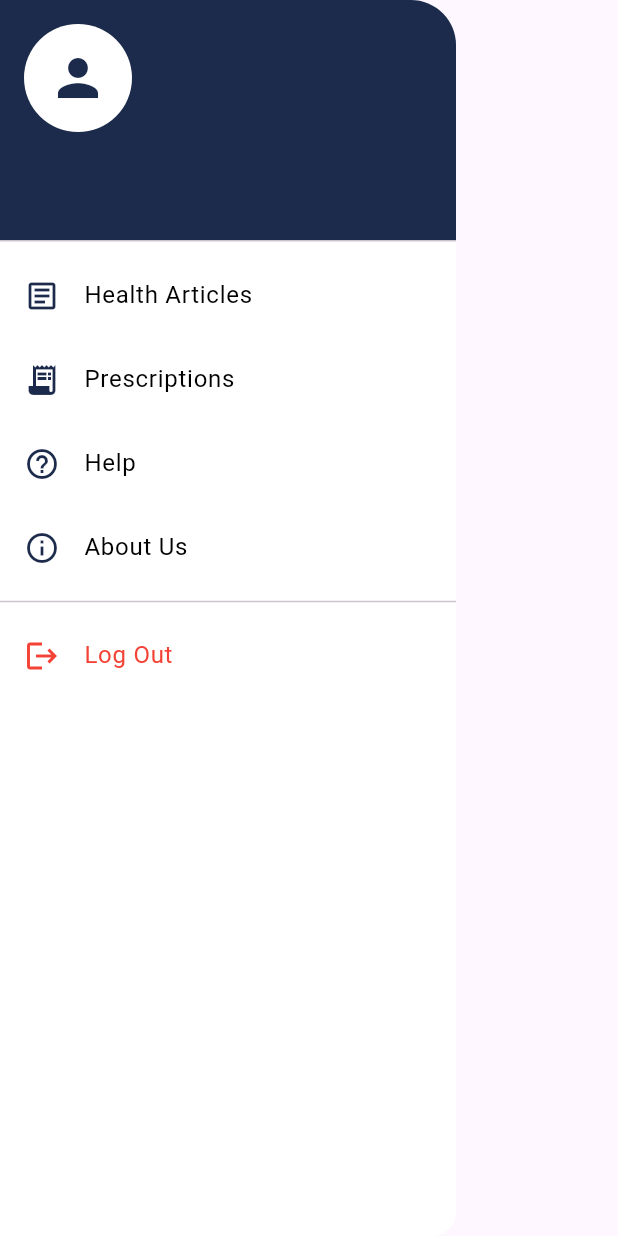
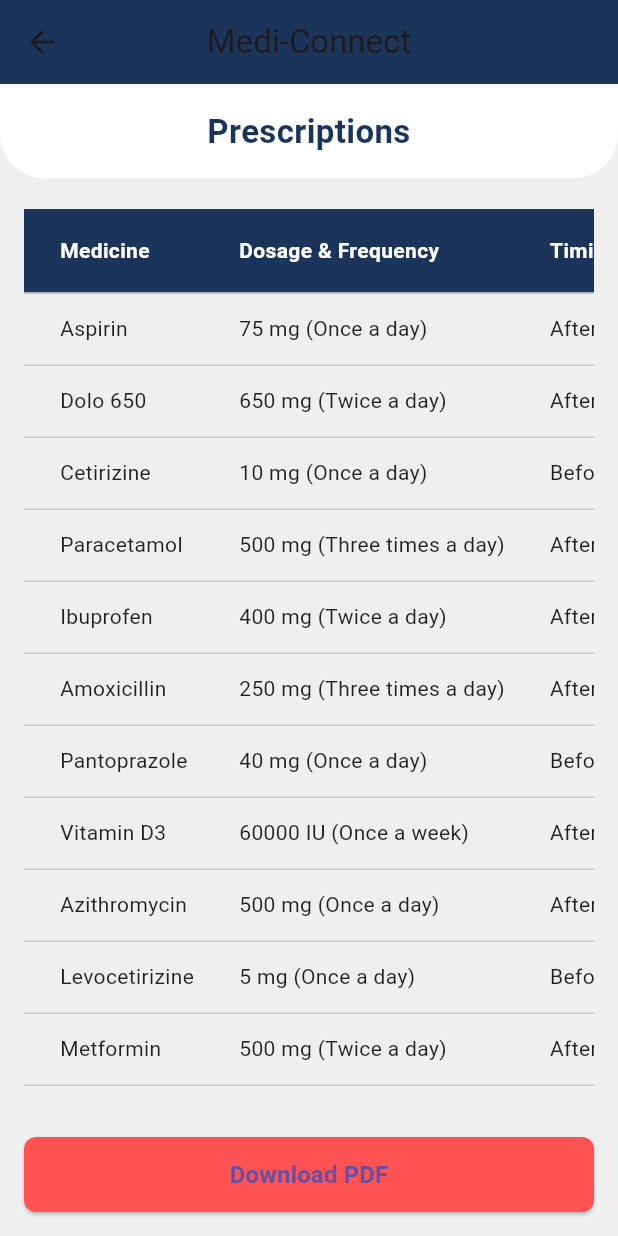
Before and after one commit to xdanujj/mediconnect, a Flutter app: the SideMenu widget shown alone on an empty page, opened directly, after a tap on "Prescriptions", on a phone screen of 412 x 824 dp. Run offline on Flutter 3.47's test engine with Material 3 defaults, Android fonts, the phone set to English and light mode, and no system bars; our stand-ins replace file_picker, image_picker, printing, supabase_flutter; accounts and stored records are empty; network calls fail.

Commit message:
added prescription page

```diff
--- /dev/null
+++ b/mediconnect/lib/Prescriptions.dart
@@ -0,0 +1,163 @@
+import 'package:flutter/material.dart';
+import 'package:pdf/widgets.dart' as pw;
+import 'package:printing/printing.dart';
+
+class PrescriptionPage extends StatelessWidget {
+  const PrescriptionPage({Key? key}) : super(key: key);
+
+  final List<Map<String, String>> prescriptions = const [
+    {"Medicine": "Aspirin", "Dosage": "75 mg (Once a day)", "Timing": "After Lunch (AL)"},
+    {"Medicine": "Dolo 650", "Dosage": "650 mg (Twice a day)", "Timing": "After Breakfast & Dinner (AB, AD)"},
+    {"Medicine": "Cetirizine", "Dosage": "10 mg (Once a day)", "Timing": "Before Sleep (BS)"},
+    {"Medicine": "Paracetamol", "Dosage": "500 mg (Three times a day)", "Timing": "After Meals"},
+    {"Medicine": "Ibuprofen", "Dosage": "400 mg (Twice a day)", "Timing": "After Breakfast & Dinner"},
+    {"Medicine": "Amoxicillin", "Dosage": "250 mg (Three times a day)", "Timing": "After Meals"},
+    {"Medicine": "Pantoprazole", "Dosage": "40 mg (Once a day)", "Timing": "Before Breakfast"},
+    {"Medicine": "Vitamin D3", "Dosage": "60000 IU (Once a week)", "Timing": "After Lunch"},
+    {"Medicine": "Azithromycin", "Dosage": "500 mg (Once a day)", "Timing": "After Lunch"},
+    {"Medicine": "Levocetirizine", "Dosage": "5 mg (Once a day)", "Timing": "Before Sleep"},
+    {"Medicine": "Metformin", "Dosage": "500 mg (Twice a day)", "Timing": "After Breakfast & Dinner"},
+    {"Medicine": "Atorvastatin", "Dosage": "10 mg (Once a day)", "Timing": "Before Sleep"},
+    {"Medicine": "Losartan", "Dosage": "50 mg (Once a day)", "Timing": "After Breakfast"},
+    {"Medicine": "Omeprazole", "Dosage": "20 mg (Once a day)", "Timing": "Before Breakfast"},
+    {"Medicine": "Ciprofloxacin", "Dosage": "500 mg (Twice a day)", "Timing": "After Meals"},
+  ];
+
+  @override
+  Widget build(BuildContext context) {
+    return Scaffold(
+      backgroundColor: const Color(0xFFEFEFEF),
+      appBar: AppBar(
+        backgroundColor: const Color(0xFF1B355A),
+        title: const Text('Medi-Connect'),
+        centerTitle: true,
+        elevation: 0,
+      ),
+      body: Column(
+        children: [
+          Container(
+            padding: const EdgeInsets.symmetric(vertical: 16),
+            width: double.infinity,
+            decoration: const BoxDecoration(
+              color: Colors.white,
+              borderRadius: BorderRadius.only(
+                bottomLeft: Radius.circular(30),
+                bottomRight: Radius.circular(30),
+              ),
+            ),
+            child: const Text(
+              'Prescriptions',
+              textAlign: TextAlign.center,
+              style: TextStyle(
+                fontSize: 22,
+                fontWeight: FontWeight.bold,
+                color: Color(0xFF1B355A),
+              ),
+            ),
+          ),
+          const SizedBox(height: 20),
+          Expanded(
+            child: Padding(
+              padding: const EdgeInsets.symmetric(horizontal: 16),
+              child: SingleChildScrollView(
+                scrollDirection: Axis.vertical,
+                child: SingleChildScrollView(
+                  scrollDirection: Axis.horizontal,
+                  child: DataTable(
+                    columnSpacing: 30,
+                    headingRowColor: MaterialStateColor.resolveWith(
+                          (states) => const Color(0xFF1B355A),
+                    ),
+                    headingTextStyle: const TextStyle(
+                      color: Colors.white,
+                      fontWeight: FontWeight.bold,
+                    ),
+                    dataTextStyle: const TextStyle(
+                      color: Colors.black87,
+                      fontSize: 14,
+                    ),
+                    columns: const [
+                      DataColumn(label: Text('Medicine')),
+                      DataColumn(label: Text('Dosage & Frequency')),
+                      DataColumn(label: Text('Timing')),
+                    ],
+                    rows: prescriptions.map((prescription) {
+                      return DataRow(cells: [
+                        DataCell(Text(prescription["Medicine"]!)),
+                        DataCell(Text(prescription["Dosage"]!)),
+                        DataCell(Text(prescription["Timing"]!)),
+                      ]);
+                    }).toList(),
+                  ),
+                ),
+              ),
+            ),
+          ),
+          const SizedBox(height: 10),
+          Padding(
+            padding: const EdgeInsets.all(16.0),
+            child: SizedBox(
+              width: double.infinity,
+              height: 50,
+              child: ElevatedButton(
+                style: ElevatedButton.styleFrom(
+                  backgroundColor: Colors.redAccent,
+                  shape: RoundedRectangleBorder(
+                    borderRadius: BorderRadius.circular(8),
+                  ),
+                ),
+                onPressed: () async {
+                  await generateAndDownloadPdf();
+                },
+                child: const Text(
+                  'Download PDF',
+                  style: TextStyle(
+                    fontSize: 16,
+                    fontWeight: FontWeight.bold,
+                  ),
+                ),
+              ),
+            ),
+          ),
+        ],
+      ),
+    );
+  }
+
+  Future<void> generateAndDownloadPdf() async {
+    final pdf = pw.Document();
+
+    pdf.addPage(
+      pw.Page(
+        build: (pw.Context context) {
+          return pw.Column(
+            crossAxisAlignment: pw.CrossAxisAlignment.start,
+            children: [
+              pw.Center(
+                child: pw.Text(
+                  'Prescription List',
+                  style: pw.TextStyle(fontSize: 24, fontWeight: pw.FontWeight.bold),
+                ),
+              ),
+              pw.SizedBox(height: 20),
+              pw.Table.fromTextArray(
+                headers: ['Medicine', 'Dosage & Frequency', 'Timing'],
+                data: prescriptions.map((item) => [
+                  item['Medicine'],
+                  item['Dosage'],
+                  item['Timing'],
+                ]).toList(),
+                headerStyle: pw.TextStyle(fontWeight: pw.FontWeight.bold),
+                cellAlignment: pw.Alignment.centerLeft,
+              ),
+            ],
+          );
+        },
+      ),
+    );
+
+    await Printing.layoutPdf(
+      onLayout: (format) => pdf.save(),
+    );
+  }
+}
--- a/mediconnect/lib/sidemenu.dart
+++ b/mediconnect/lib/sidemenu.dart
@@ -2,6 +2,7 @@ import 'package:flutter/material.dart';
 import 'package:mediconnect/supabaseservices.dart';
 import 'package:supabase_flutter/supabase_flutter.dart';
 import 'HealthArticles.dart';
+import 'Prescriptions.dart'; // ✅ Import Prescription Page
 
 class SideMenu extends StatefulWidget {
   @override
@@ -19,12 +20,10 @@ class _SideMenuState extends State<SideMenu> {
     fetchUserData();
   }
 
-  // ✅ Fetch User Data from Profiles Table
   Future<void> fetchUserData() async {
     final user = supabaseService.getCurrentUser();
     if (user != null) {
       try {
-        // Fetch profile details from the 'profiles' table
         final userDetails = await Supabase.instance.client
             .from('profiles')
             .select('name, email')
@@ -84,7 +83,12 @@ class _SideMenuState extends State<SideMenu> {
                 MaterialPageRoute(builder: (context) => const HealthArticlesPage()),
               );
             }),
-            buildMenuItem(Icons.receipt_long, 'Prescriptions', () {}),
+            buildMenuItem(Icons.receipt_long, 'Prescriptions', () {
+              Navigator.push(
+                context,
+                MaterialPageRoute(builder: (context) => const PrescriptionPage()), // ✅ Navigate to PrescriptionPage
+              );
+            }),
             buildMenuItem(Icons.help_outline, 'Help', () {}),
             buildMenuItem(Icons.info_outline, 'About Us', () {}),
             const Divider(),
--- a/mediconnect/pubspec.yaml
+++ b/mediconnect/pubspec.yaml
@@ -29,6 +29,8 @@ environment:
 # versions available, run `flutter pub outdated`.
 dependencies:
   http: ^0.13.5
+  printing: ^5.4.0
+  pdf: ^3.10.4
   flutter_datetime_picker: ^1.5.1
   flutter:
     sdk: flutter
```
Also changed, not shown: mediconnect/pubspec.lock, 5 other files.
